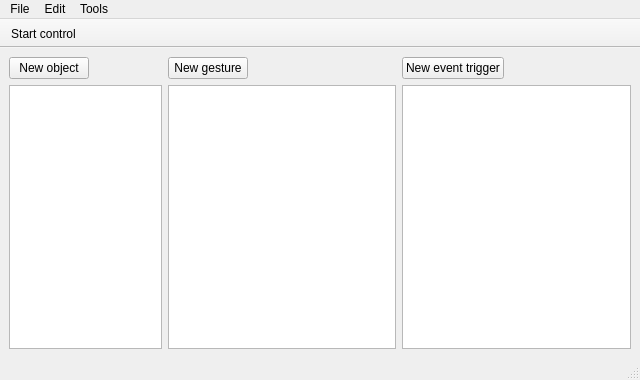
Above: src/MainWindow.ui from uiii/GeconPC before the change. Below: the same form after it.
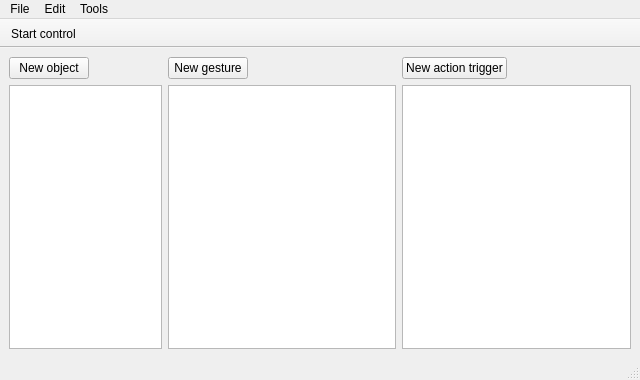
That is the form after the change.

What changed in the file:
```diff
--- a/src/MainWindow.ui
+++ b/src/MainWindow.ui
@@ -128,7 +128,7 @@
           <item>
            <widget class="QPushButton" name="newActionTriggerButton">
             <property name="text">
-             <string>New event trigger</string>
+             <string>New action trigger</string>
             </property>
            </widget>
           </item>
```
